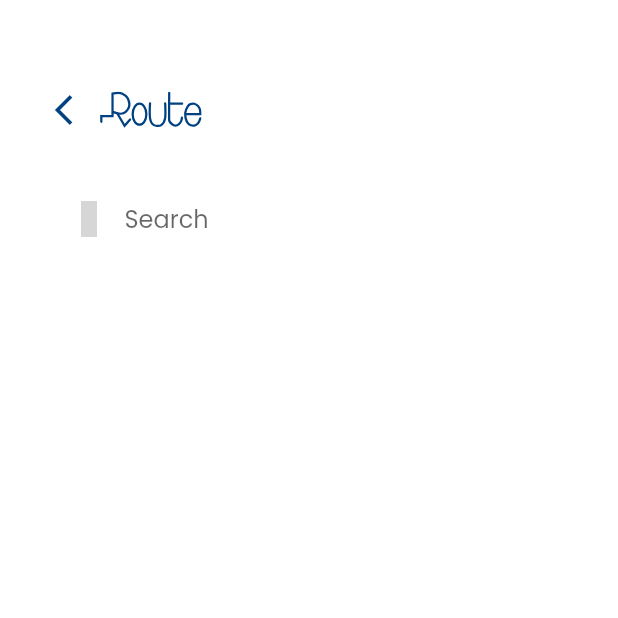
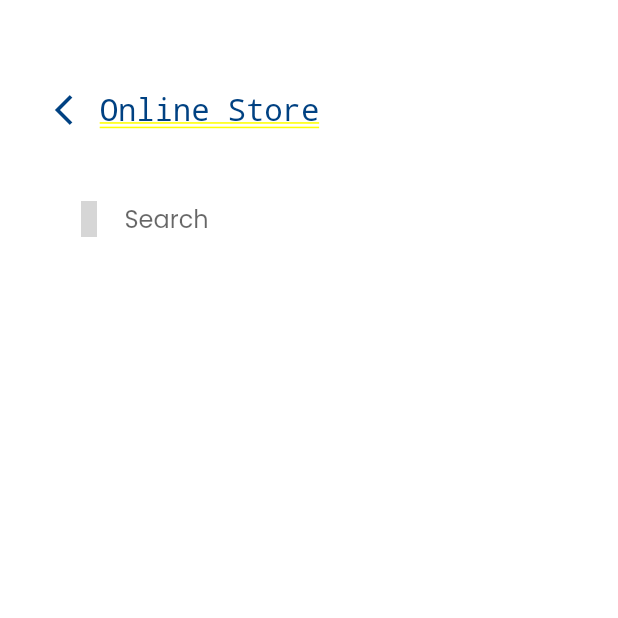
Before and after one commit to MomennIbrahim/new_shop_app, a Flutter app: the LayoutScreen screen opened directly, after a tap on "Search", on a phone screen of 412 x 824 dp, the top half of it. Run offline on Flutter 3.47's test engine with Material 2 defaults, Android fonts, the phone set to English and light mode, and no system bars; our stand-ins replace animated_splash_screen, bloc, buildcondition, cached_network_image, carousel_slider, dartz and 11 more; missing offline and left inert: vertical_tabs_flutter; accounts and stored records are empty; network calls fail; grey boxes are pictures that could not be loaded.

Commit message:
updated ui

```diff
--- /dev/null
+++ b/lib/core/widgets/logo_text.dart
@@ -0,0 +1,16 @@
+import 'package:flutter/material.dart';
+
+import '../constance.dart';
+import '../utils/styles.dart';
+
+class LogoText extends StatelessWidget {
+  const LogoText({super.key});
+
+  @override
+  Widget build(BuildContext context) {
+    return Text(
+      'Online Store',
+      style: Styles.style18.copyWith(color: kPrimaryColor),
+    );
+  }
+}
--- a/lib/features/categories/presentation/screens/category_screen/category_screen.dart
+++ b/lib/features/categories/presentation/screens/category_screen/category_screen.dart
@@ -1,5 +1,6 @@
 import 'package:flutter/material.dart';
 import 'package:flutter_svg/svg.dart';
+import 'package:route_app/core/widgets/logo_text.dart';
 import 'package:route_app/features/categories/presentation/screens/category_screen/widgets/vertical_tab_bar.dart';
 import 'package:route_app/features/layout/presentation/screens/widgets/search_and_cart_row.dart';
 import '../../../../../core/widgets/custom_media_query.dart';
@@ -17,7 +18,7 @@ class CategoryScreen extends StatelessWidget {
       child: Column(
         crossAxisAlignment: CrossAxisAlignment.start,
         children: [
-          SvgPicture.asset('assets/images/home-route.svg'),
+          const LogoText(),
           SizedBox(
             height: mediaQueryOfHeight(context: context, multiBy: 0.05),
           ),
--- a/lib/features/favorite/presentation/screens/favorite_item_details_screen/widgets/route_logo_and_back_button.dart
+++ b/lib/features/favorite/presentation/screens/favorite_item_details_screen/widgets/route_logo_and_back_button.dart
@@ -5,6 +5,7 @@ import 'package:flutter_svg/svg.dart';
 import '../../../../../../core/constance.dart';
 import '../../../../../../core/utils/styles.dart';
 import '../../../../../../core/widgets/custom_button.dart';
+import '../../../../../../core/widgets/logo_text.dart';
 
 class RouteLogoAndArrowBack extends StatelessWidget {
   const RouteLogoAndArrowBack({super.key});
@@ -13,10 +14,15 @@ class RouteLogoAndArrowBack extends StatelessWidget {
   Widget build(BuildContext context) {
     return Row(
       children: [
-        IconButton(onPressed: (){
-          Navigator.pop(context);
-        }, icon: Icon(Icons.arrow_back_ios_new,color: kPrimaryColor,)),
-        SvgPicture.asset('assets/images/home-route.svg'),
+        IconButton(
+            onPressed: () {
+              Navigator.pop(context);
+            },
+            icon: Icon(
+              Icons.arrow_back_ios_new,
+              color: kPrimaryColor,
+            )),
+        const LogoText(),
       ],
     );
   }
--- a/lib/features/favorite/presentation/screens/favorite_screen/favorite_screen.dart
+++ b/lib/features/favorite/presentation/screens/favorite_screen/favorite_screen.dart
@@ -1,5 +1,6 @@
 import 'package:flutter/material.dart';
 import 'package:flutter_svg/svg.dart';
+import 'package:route_app/core/widgets/logo_text.dart';
 import 'package:route_app/features/favorite/presentation/screens/favorite_screen/widgets/favorite_item.dart';
 import '../../../../../core/widgets/custom_media_query.dart';
 import '../../../../layout/presentation/screens/widgets/search_and_cart_row.dart';
@@ -19,7 +20,7 @@ class FavoriteScreen extends StatelessWidget {
       child: Column(
         crossAxisAlignment: CrossAxisAlignment.start,
         children: [
-          SvgPicture.asset('assets/images/home-route.svg'),
+          const LogoText(),
           SizedBox(
             height: mediaQueryOfHeight(context: context, multiBy: 0.05),
           ),
--- a/lib/features/home/presentation/screen/home_screen/home_screen.dart
+++ b/lib/features/home/presentation/screen/home_screen/home_screen.dart
@@ -2,7 +2,9 @@ import 'package:flutter/material.dart';
 import 'package:flutter_screenutil/flutter_screenutil.dart';
 import 'package:flutter_svg/svg.dart';
 import 'package:route_app/core/constance.dart';
+import 'package:route_app/core/utils/styles.dart';
 import 'package:route_app/core/widgets/custom_media_query.dart';
+import 'package:route_app/core/widgets/logo_text.dart';
 import 'package:route_app/features/home/presentation/screen/home_screen/widgets/carousel_banners.dart';
 import 'package:route_app/features/home/presentation/screen/home_screen/widgets/categories_list_view.dart';
 import 'package:route_app/features/home/presentation/screen/home_screen/widgets/gride_view_of_product.dart';
@@ -26,7 +28,7 @@ class HomeScreen extends StatelessWidget {
         child: Column(
           crossAxisAlignment: CrossAxisAlignment.start,
           children: [
-            SvgPicture.asset('assets/images/home-route.svg'),
+           const LogoText(),
             SizedBox(
               height: mediaQueryOfHeight(context: context, multiBy: 0.05),
             ),
--- a/lib/features/person/presentation/screens/person_screen/change_password_screen.dart
+++ b/lib/features/person/presentation/screens/person_screen/change_password_screen.dart
@@ -8,6 +8,7 @@ import 'package:route_app/core/utils/servic_locator.dart';
 import 'package:route_app/core/utils/styles.dart';
 import 'package:route_app/core/widgets/custom_button.dart';
 import 'package:route_app/core/widgets/custom_navigator.dart';
+import 'package:route_app/core/widgets/logo_text.dart';
 import 'package:route_app/features/person/presentation/screens/person_screen/widgets/current_password_field.dart';
 import 'package:route_app/features/person/presentation/screens/person_screen/widgets/new_password_field.dart';
 import '../../../../../core/widgets/custom_media_query.dart';
@@ -65,7 +66,7 @@ class ChangePasswordScreen extends StatelessWidget {
                           Icons.arrow_back_ios_new,
                           color: kPrimaryColor,
                         )),
-                    SvgPicture.asset('assets/images/home-route.svg'),
+                   const LogoText(),
                   ],
                 ),
                 SizedBox(
--- a/lib/features/person/presentation/screens/person_screen/person_screen.dart
+++ b/lib/features/person/presentation/screens/person_screen/person_screen.dart
@@ -4,6 +4,7 @@ import 'package:flutter_screenutil/flutter_screenutil.dart';
 import 'package:flutter_svg/svg.dart';
 import 'package:route_app/core/constance.dart';
 import 'package:route_app/core/utils/styles.dart';
+import 'package:route_app/core/widgets/logo_text.dart';
 import 'package:route_app/features/auth/presentation/screens/widgets/text_up_field.dart';
 import 'package:route_app/features/person/presentation/screens/person_screen/widgets/change_pass_text_button.dart';
 import 'package:route_app/features/person/presentation/screens/person_screen/widgets/loading_person_screen.dart';
@@ -35,7 +36,7 @@ class PersonScreen extends StatelessWidget {
               child: Column(
                 crossAxisAlignment: CrossAxisAlignment.start,
                 children: [
-                  SvgPicture.asset('assets/images/home-route.svg'),
+                  const LogoText(),
                   SizedBox(
                     height: 24.h,
                   ),
```
